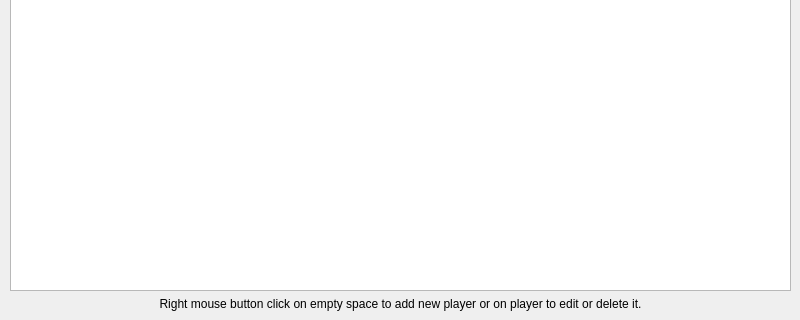
Above: uiFiles/StatisticsWindowUi.ui from aedobrynin/smallChess before the change; both pictures show x 0 to 800 and y 280 to 600 of the 800 by 600 pixel window. Below: the same form after it.
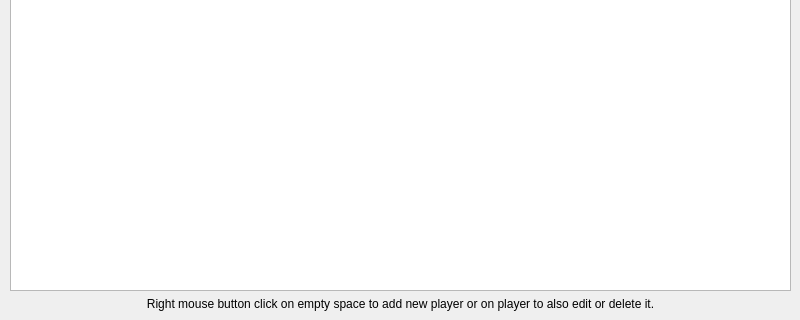
That is the form after the change. Icons and pictures are not drawn.

What changed in the file:
```diff
--- a/uiFiles/StatisticsWindowUi.ui
+++ b/uiFiles/StatisticsWindowUi.ui
@@ -71,7 +71,7 @@
      <item row="1" column="0">
       <widget class="QLabel" name="label">
        <property name="text">
-        <string>Right mouse button click on empty space to add new player or on player to edit or delete it.</string>
+        <string>Right mouse button click on empty space to add new player or on player to also edit or delete it.</string>
        </property>
        <property name="alignment">
         <set>Qt::AlignCenter</set>
```
